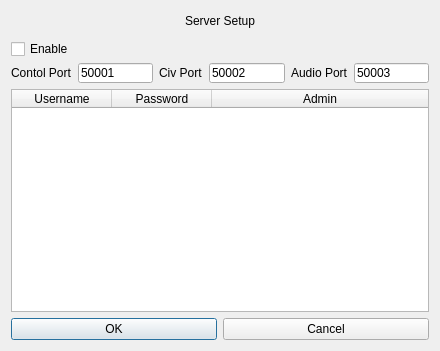
Qt form udpserversetup.ui (adecarolis/wfweb) before a commit.
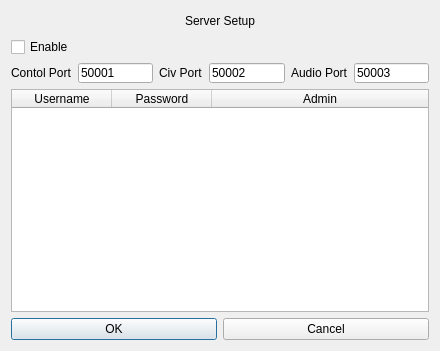
The same form after that commit.

Commit message: Duplex controls now function. NB: "Auto" mode works as follows: User selects "auto", rig does nothing, user changes frequency or band, and then, the rig will automatically select the correct duplex mode. This is the same way the rig works from the front panel.

```diff
--- a/udpserversetup.ui
+++ b/udpserversetup.ui
@@ -99,7 +99,7 @@
          <property name="maximumSize">
           <size>
            <width>16777215</width>
-           <height>15</height>
+           <height>20</height>
           </size>
          </property>
          <property name="text">
```
Left out of the diff: 8 changed lines with no effect on the pictures. The commit also changes 5 other files.
